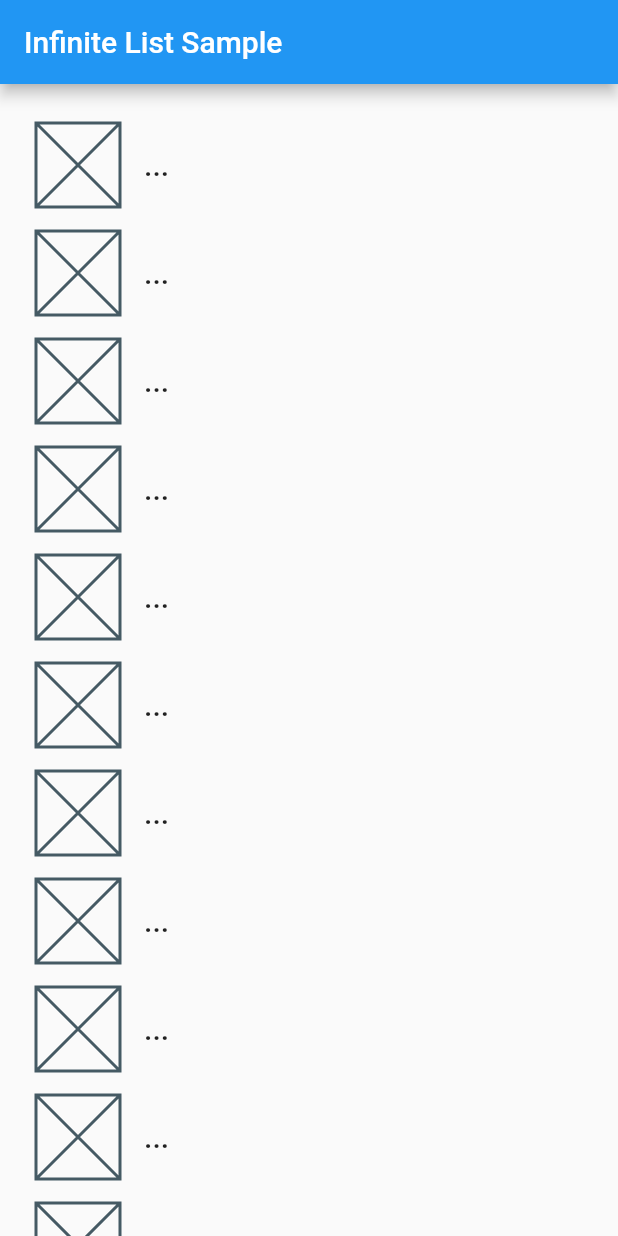
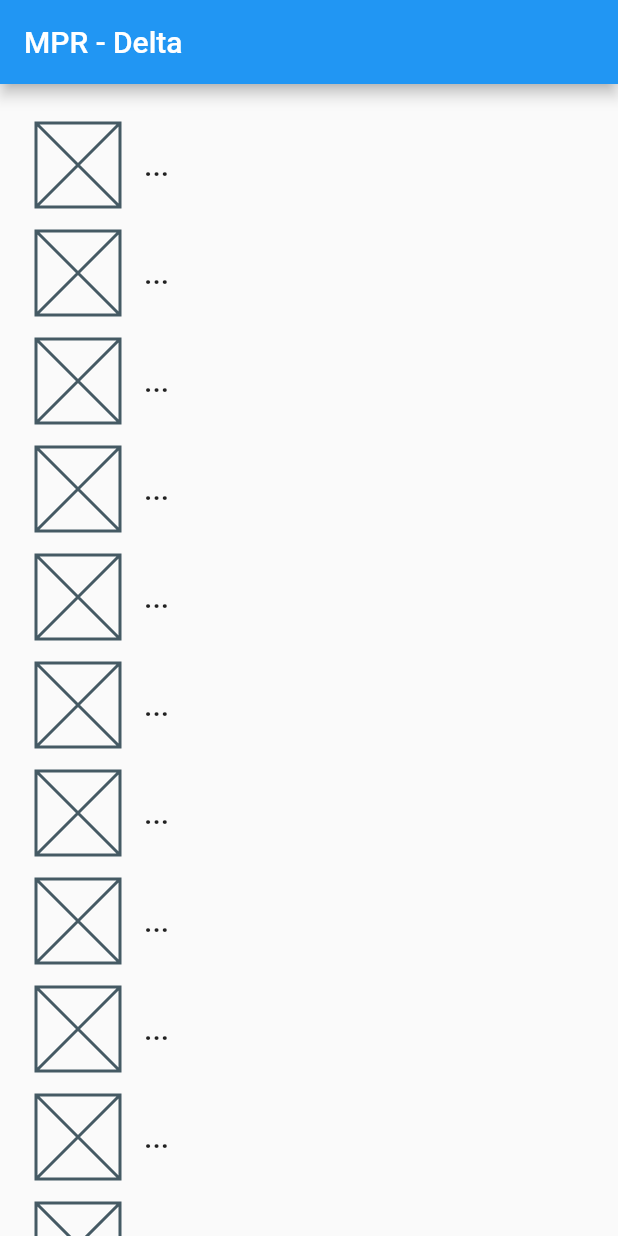
Before and after one commit to zakiburnama/flutter_mpr_delta, a Flutter app: the screen it shows after launch, on a phone screen of 412 x 824 dp. Run offline on Flutter 3.47's test engine with Material 2 defaults, Android fonts, the phone set to English and light mode, and no system bars; network calls fail.

Commit message:
detail page

```diff
--- a/lib/main.dart
+++ b/lib/main.dart
@@ -20,7 +20,7 @@ class MyApp extends StatelessWidget {
     return ChangeNotifierProvider<Catalog>(
       create: (context) => Catalog(),
       child: const MaterialApp(
-        title: 'Infinite List Sample',
+        title: 'MPR - Delta',
         home: MyHomePage(),
       ),
     );
@@ -34,7 +34,7 @@ class MyHomePage extends StatelessWidget {
   Widget build(BuildContext context) {
     return Scaffold(
       appBar: AppBar(
-        title: const Text('Infinite List Sample'),
+        title: const Text('MPR - Delta'),
       ),
       body: Selector<Catalog, int?>(
         // Selector is a widget from package:provider. It allows us to listen
--- a/lib/src/detail.dart
+++ b/lib/src/detail.dart
@@ -19,12 +19,7 @@ class DetailPage extends StatelessWidget {
 
   AppBar buildAppBar(BuildContext context) {
     return AppBar(
-        title: const Text('Infinite List Sample'),
-    );
-  }
-
-  AppBar buildBody(BuildContext context) {
-    return AppBar(
+        title: const Text('MPR - Delta'),
     );
   }
 
```
Also changed, not shown: lib/src/api/fetch.dart (+0 -45 lines), lib/src/api/item.dart (+0 -25 lines), lib/src/component/body.dart (+13 -4 lines).
